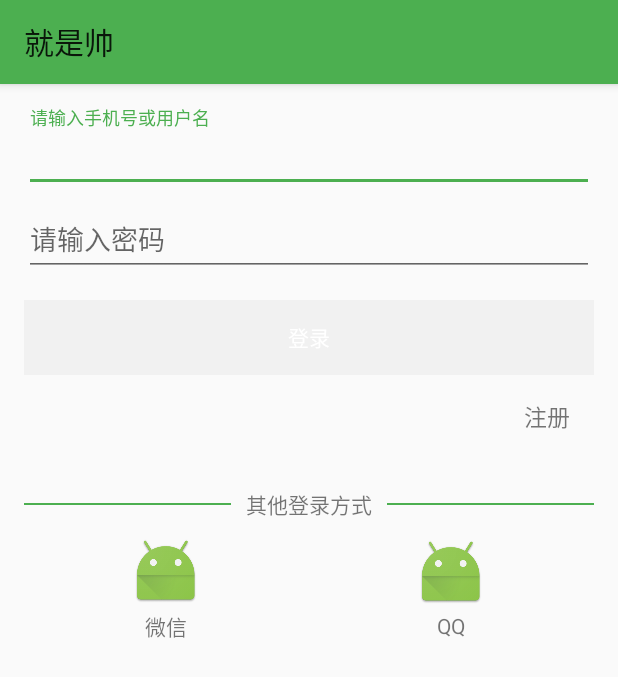
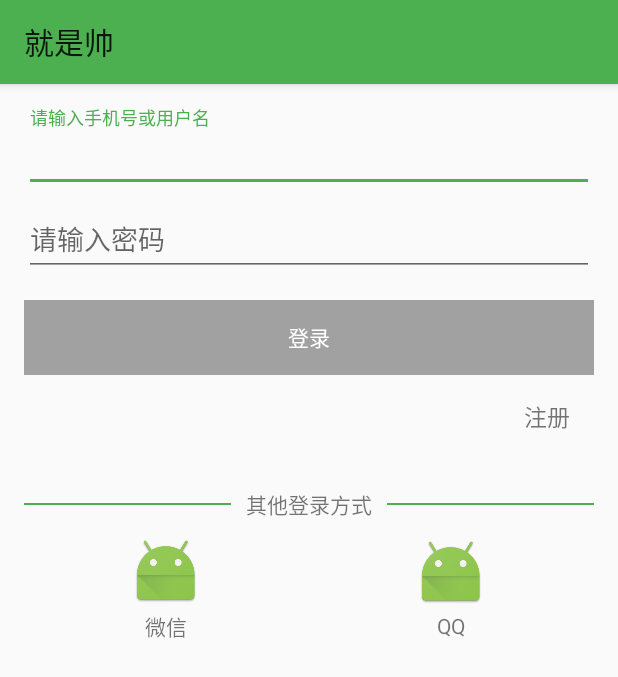
Before and after one commit to fei11111/FirstProject, an Android app: the LoginActivity screen opened directly, with no data from a screen before it, on a phone screen of 412 x 824 dp. Shown: the top 677 px of the screen. Run offline under Robolectric (Android 15) with nearby library versions, the phone set to English and light mode, and no system bars; our stand-ins replace ButterKnife.

Commit message:
2017-8-11

```diff
--- a/app/src/main/res/drawable/selector_gray_to_green.xml
+++ b/app/src/main/res/drawable/selector_gray_to_green.xml
@@ -2,5 +2,5 @@
 <selector xmlns:android="http://schemas.android.com/apk/res/android">
     <item android:drawable="@color/colorPrimary" android:state_enabled="true" android:state_pressed="false"></item>
     <item android:drawable="@color/colorRed" android:state_enabled="true" android:state_pressed="true"></item>
-    <item android:drawable="@color/colorBackground" android:state_enabled="false" android:state_pressed="false"></item>
+    <item android:drawable="@color/colorEnable" android:state_enabled="false" android:state_pressed="false"></item>
 </selector>
--- a/app/src/main/res/values/colors.xml
+++ b/app/src/main/res/values/colors.xml
@@ -7,6 +7,7 @@
     <color name="colorRipple">#58FAAC</color>
     <color name="colorAlphaGreen">#a02E7D32</color>
     <color name="colorBackground">#F1F1F1</color>
+    <color name="colorEnable">#a1a1a1</color>
     <color name="colorTextSub">#a6aab0</color>
     <color name="colorText">#404040</color>
     <color name="colorRed">#f05353</color>
```
Also changed, not shown: 1 other file.
